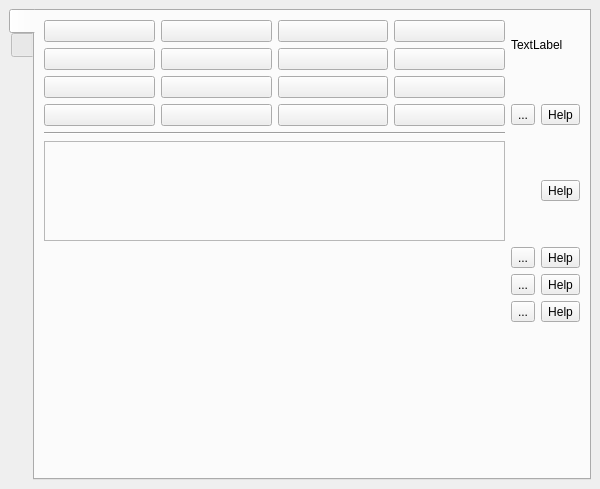
Above: src/mainwindow.ui from vkohaupt/vokoShowClick before the change. Below: the same form after it.
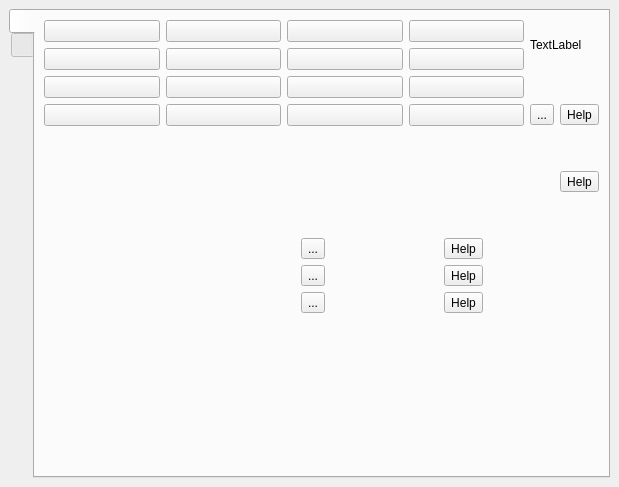
That is the form after the change. Icons and pictures are not drawn.

What changed in the file:
```diff
--- a/src/mainwindow.ui
+++ b/src/mainwindow.ui
@@ -6,8 +6,8 @@
    <rect>
     <x>0</x>
     <y>0</y>
-    <width>600</width>
-    <height>489</height>
+    <width>619</width>
+    <height>487</height>
    </rect>
   </property>
   <property name="windowTitle">
@@ -45,35 +45,6 @@
           </property>
           <item>
            <layout class="QGridLayout" name="gridLayout">
-            <item row="3" column="6">
-             <widget class="QToolButton" name="help_click_color">
-              <property name="text">
-               <string notr="true">Help</string>
-              </property>
-              <property name="icon">
-               <iconset resource="showclick.qrc">
-                <normaloff>:/pictures/showclick/information.png</normaloff>:/pictures/showclick/information.png</iconset>
-              </property>
-             </widget>
-            </item>
-            <item row="4" column="0" colspan="4">
-             <widget class="Line" name="line">
-              <property name="orientation">
-               <enum>Qt::Horizontal</enum>
-              </property>
-             </widget>
-            </item>
-            <item row="3" column="5">
-             <widget class="QToolButton" name="toolButtonColorDefault">
-              <property name="text">
-               <string>...</string>
-              </property>
-              <property name="icon">
-               <iconset resource="showclick.qrc">
-                <normaloff>:/pictures/showclick/undo.png</normaloff>:/pictures/showclick/undo.png</iconset>
-              </property>
-             </widget>
-            </item>
             <item row="0" column="0">
              <widget class="QPushButton" name="pushButton_white">
               <property name="text">
@@ -81,20 +52,6 @@
               </property>
              </widget>
             </item>
-            <item row="0" column="3">
-             <widget class="QPushButton" name="pushButton_darkCyan">
-              <property name="text">
-               <string/>
-              </property>
-             </widget>
-            </item>
-            <item row="3" column="0">
-             <widget class="QPushButton" name="pushButton_blue">
-              <property name="text">
-               <string/>
-              </property>
-             </widget>
-            </item>
             <item row="2" column="2">
              <widget class="QPushButton" name="pushButton_yellow">
               <property name="text">
@@ -102,6 +59,26 @@
               </property>
              </widget>
             </item>
+            <item row="4" column="0" colspan="4">
+             <widget class="QFrame" name="frame_3">
+              <property name="sizePolicy">
+               <sizepolicy hsizetype="Preferred" vsizetype="Fixed">
+                <horstretch>0</horstretch>
+                <verstretch>0</verstretch>
+               </sizepolicy>
+              </property>
+              <property name="minimumSize">
+               <size>
+                <width>0</width>
+                <height>100</height>
+               </size>
+              </property>
+              <property name="frameShape">
+               <enum>QFrame::NoFrame</enum>
+              </property>
+              <layout class="QHBoxLayout" name="horizontalLayout_9"/>
+             </widget>
+            </item>
             <item row="3" column="2">
              <widget class="QPushButton" name="pushButton_gray">
               <property name="text">
@@ -109,13 +86,37 @@
               </property>
              </widget>
             </item>
-            <item row="0" column="5" rowspan="2" colspan="2">
-             <widget class="QLabel" name="labelOS">
+            <item row="3" column="0">
+             <widget class="QPushButton" name="pushButton_blue">
               <property name="text">
-               <string>TextLabel</string>
+               <string/>
               </property>
              </widget>
             </item>
+            <item row="4" column="5">
+             <widget class="QToolButton" name="help_click_preview">
+              <property name="text">
+               <string notr="true">Help</string>
+              </property>
+              <property name="icon">
+               <iconset resource="showclick.qrc">
+                <normaloff>:/pictures/showclick/information.png</normaloff>:/pictures/showclick/information.png</iconset>
+              </property>
+             </widget>
+            </item>
+            <item row="1" column="0">
+             <widget class="QPushButton" name="pushButton_red"/>
+            </item>
+            <item row="3" column="1">
+             <widget class="QPushButton" name="pushButton_darkBlue">
+              <property name="text">
+               <string/>
+              </property>
+             </widget>
+            </item>
+            <item row="1" column="1">
+             <widget class="QPushButton" name="pushButton_darkRed"/>
+            </item>
             <item row="0" column="1">
              <widget class="QPushButton" name="pushButton_black">
               <property name="autoFillBackground">
@@ -126,25 +127,8 @@
               </property>
              </widget>
             </item>
-            <item row="1" column="0">
-             <widget class="QPushButton" name="pushButton_red"/>
-            </item>
-            <item row="2" column="1">
-             <widget class="QPushButton" name="pushButton_darkGreen">
-              <property name="text">
-               <string/>
-              </property>
-             </widget>
-            </item>
-            <item row="1" column="3">
-             <widget class="QPushButton" name="pushButton_darkMagenta">
-              <property name="text">
-               <string/>
-              </property>
-             </widget>
-            </item>
-            <item row="3" column="1">
-             <widget class="QPushButton" name="pushButton_darkBlue">
+            <item row="3" column="3">
+             <widget class="QPushButton" name="pushButton_darkGray">
               <property name="text">
                <string/>
               </property>
@@ -157,16 +141,6 @@
               </property>
              </widget>
             </item>
-            <item row="1" column="2">
-             <widget class="QPushButton" name="pushButton_magenta">
-              <property name="text">
-               <string/>
-              </property>
-             </widget>
-            </item>
-            <item row="1" column="1">
-             <widget class="QPushButton" name="pushButton_darkRed"/>
-            </item>
             <item row="2" column="3">
              <widget class="QPushButton" name="pushButton_darkYellow">
               <property name="text">
@@ -174,21 +148,58 @@
               </property>
              </widget>
             </item>
+            <item row="0" column="3">
+             <widget class="QPushButton" name="pushButton_darkCyan">
+              <property name="text">
+               <string/>
+              </property>
+             </widget>
+            </item>
+            <item row="1" column="3">
+             <widget class="QPushButton" name="pushButton_darkMagenta">
+              <property name="text">
+               <string/>
+              </property>
+             </widget>
+            </item>
+            <item row="1" column="2">
+             <widget class="QPushButton" name="pushButton_magenta">
+              <property name="text">
+               <string/>
+              </property>
+             </widget>
+            </item>
+            <item row="0" column="4" rowspan="2" colspan="2">
+             <widget class="QLabel" name="labelOS">
+              <property name="text">
+               <string>TextLabel</string>
+              </property>
+             </widget>
+            </item>
             <item row="0" column="2">
              <widget class="QPushButton" name="pushButton_cyan"/>
             </item>
-            <item row="3" column="3">
-             <widget class="QPushButton" name="pushButton_darkGray">
+            <item row="2" column="1">
+             <widget class="QPushButton" name="pushButton_darkGreen">
               <property name="text">
                <string/>
               </property>
              </widget>
             </item>
-           </layout>
-          </item>
-          <item>
-           <layout class="QGridLayout" name="gridLayout_3">
-            <item row="1" column="0" alignment="Qt::AlignHCenter">
+            <item row="3" column="4">
+             <widget class="QToolButton" name="toolButtonColorDefault">
+              <property name="text">
+               <string>...</string>
+              </property>
+              <property name="icon">
+               <iconset resource="showclick.qrc">
+                <normaloff>:/pictures/showclick/undo.png</normaloff>:/pictures/showclick/undo.png</iconset>
+              </property>
+             </widget>
+            </item>
+            <item row="6" column="0" colspan="6">
+             <layout class="QGridLayout" name="gridLayout_2">
+              <item row="0" column="0">
              <widget class="QLabel" name="label_6">
               <property name="maximumSize">
                <size>
@@ -207,18 +218,7 @@
               </property>
              </widget>
             </item>
-            <item row="1" column="2">
-             <widget class="QToolButton" name="toolButtonSliderCircleDefault">
-              <property name="text">
-               <string>...</string>
-              </property>
-              <property name="icon">
-               <iconset resource="showclick.qrc">
-                <normaloff>:/pictures/showclick/undo.png</normaloff>:/pictures/showclick/undo.png</iconset>
-              </property>
-             </widget>
-            </item>
-            <item row="1" column="3">
+              <item row="0" column="3">
              <widget class="QToolButton" name="help_click_circle">
               <property name="text">
                <string notr="true">Help</string>
@@ -229,27 +229,8 @@
               </property>
              </widget>
             </item>
-            <item row="2" column="0" alignment="Qt::AlignHCenter">
-             <widget class="QLabel" name="label_7">
-              <property name="maximumSize">
-               <size>
-                <width>34</width>
-                <height>13</height>
-               </size>
-              </property>
-              <property name="text">
-               <string/>
-              </property>
-              <property name="pixmap">
-               <pixmap resource="showclick.qrc">:/pictures/showclick/transparenz.png</pixmap>
-              </property>
-              <property name="scaledContents">
-               <bool>true</bool>
-              </property>
-             </widget>
-            </item>
-            <item row="3" column="2">
-             <widget class="QToolButton" name="toolButtonShowTimeDefault">
+              <item row="1" column="2">
+               <widget class="QToolButton" name="toolButtonSliderOpacityDefault">
               <property name="text">
                <string>...</string>
               </property>
@@ -259,41 +240,24 @@
               </property>
              </widget>
             </item>
-            <item row="3" column="1">
+              <item row="2" column="1">
              <layout class="QHBoxLayout" name="horizontalLayoutShowtime"/>
             </item>
-            <item row="0" column="0" colspan="2">
-             <widget class="QFrame" name="frame_3">
-              <property name="sizePolicy">
-               <sizepolicy hsizetype="Preferred" vsizetype="Fixed">
-                <horstretch>0</horstretch>
-                <verstretch>0</verstretch>
-               </sizepolicy>
-              </property>
-              <property name="minimumSize">
-               <size>
-                <width>0</width>
-                <height>100</height>
-               </size>
-              </property>
-              <property name="frameShape">
-               <enum>QFrame::StyledPanel</enum>
-              </property>
-              <layout class="QHBoxLayout" name="horizontalLayout_9"/>
-             </widget>
-            </item>
-            <item row="0" column="3" alignment="Qt::AlignVCenter">
-             <widget class="QToolButton" name="help_click_preview">
+              <item row="2" column="2">
+               <widget class="QToolButton" name="toolButtonShowTimeDefault">
               <property name="text">
-               <string notr="true">Help</string>
+                 <string>...</string>
               </property>
               <property name="icon">
                <iconset resource="showclick.qrc">
-                <normaloff>:/pictures/showclick/information.png</normaloff>:/pictures/showclick/information.png</iconset>
+                  <normaloff>:/pictures/showclick/undo.png</normaloff>:/pictures/showclick/undo.png</iconset>
               </property>
              </widget>
             </item>
-            <item row="2" column="3">
+              <item row="1" column="1">
+               <layout class="QHBoxLayout" name="horizontalLayoutOpacity"/>
+              </item>
+              <item row="1" column="3">
              <widget class="QToolButton" name="help_click_opacity">
               <property name="text">
                <string notr="true">Help</string>
@@ -304,8 +268,27 @@
               </property>
              </widget>
             </item>
-            <item row="2" column="2">
-             <widget class="QToolButton" name="toolButtonSliderOpacityDefault">
+              <item row="1" column="0">
+               <widget class="QLabel" name="label_7">
+                <property name="maximumSize">
+                 <size>
+                  <width>34</width>
+                  <height>13</height>
+                 </size>
+                </property>
+                <property name="text">
+                 <string/>
+                </property>
+                <property name="pixmap">
+                 <pixmap resource="showclick.qrc">:/pictures/showclick/transparenz.png</pixmap>
+                </property>
+                <property name="scaledContents">
+                 <bool>true</bool>
+                </property>
+               </widget>
+              </item>
+              <item row="0" column="2">
+               <widget class="QToolButton" name="toolButtonSliderCircleDefault">
               <property name="text">
                <string>...</string>
               </property>
@@ -315,13 +298,12 @@
               </property>
              </widget>
             </item>
-            <item row="1" column="1">
+              <item row="0" column="1">
              <layout class="QHBoxLayout" name="horizontalLayoutCircle"/>
             </item>
-            <item row="2" column="1">
-             <layout class="QHBoxLayout" name="horizontalLayoutOpacity"/>
-            </item>
-            <item row="3" column="0" alignment="Qt::AlignHCenter">
+              <item row="2" column="0">
+               <layout class="QHBoxLayout" name="horizontalLayout_4">
+                <item>
              <widget class="QLabel" name="label_4">
               <property name="minimumSize">
                <size>
@@ -355,8 +337,23 @@
               </property>
              </widget>
             </item>
-            <item row="3" column="3">
+               </layout>
+              </item>
+              <item row="2" column="3">
              <widget class="QToolButton" name="help_click_time">
+                <property name="text">
+                 <string notr="true">Help</string>
+                </property>
+                <property name="icon">
+                 <iconset resource="showclick.qrc">
+                  <normaloff>:/pictures/showclick/information.png</normaloff>:/pictures/showclick/information.png</iconset>
+                </property>
+               </widget>
+              </item>
+             </layout>
+            </item>
+            <item row="3" column="5">
+             <widget class="QToolButton" name="help_click_color">
               <property name="text">
                <string notr="true">Help</string>
               </property>
```
Lines whose indentation alone changed are shown as unchanged.
